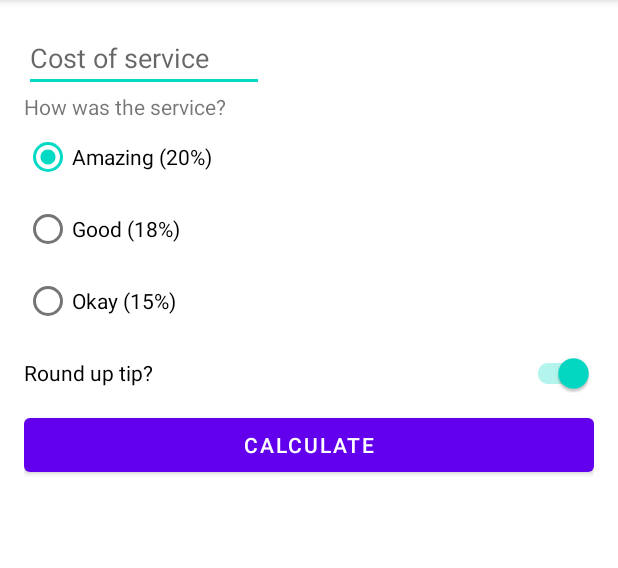
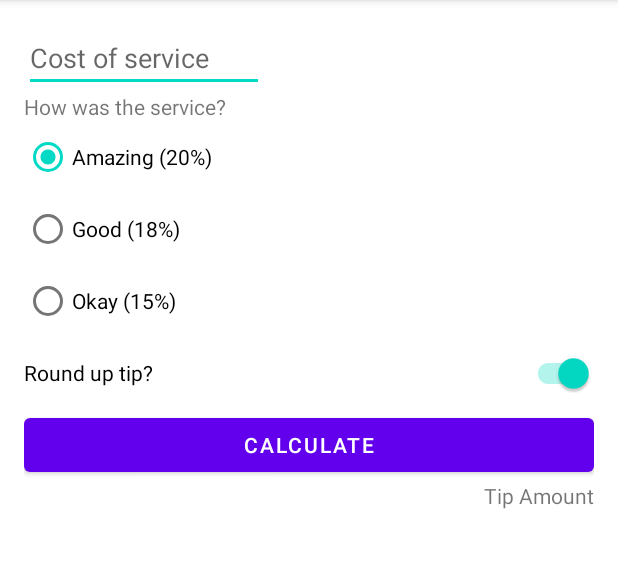
Before and after one commit to mkdzt/TipTime, an Android app: the screen it shows after launch (MainActivity), on a phone screen of 412 x 824 dp, the part 84-652 px from its top. Run offline under Robolectric (Android 15) with nearby library versions, the phone set to English and light mode, and no system bars.

Commit message:
add textview tip result

```diff
--- a/app/src/main/res/layout/activity_main.xml
+++ b/app/src/main/res/layout/activity_main.xml
@@ -69,4 +69,12 @@
         app:layout_constraintEnd_toEndOf="parent"
         android:text="Calculate"
         />
+    <TextView
+        android:id="@+id/tv_tip_result"
+        android:layout_width="wrap_content"
+        android:layout_height="wrap_content"
+        app:layout_constraintTop_toBottomOf="@id/btn_calculate"
+        app:layout_constraintEnd_toEndOf="parent"
+        android:text="Tip Amount"
+        />
 </androidx.constraintlayout.widget.ConstraintLayout>
```
